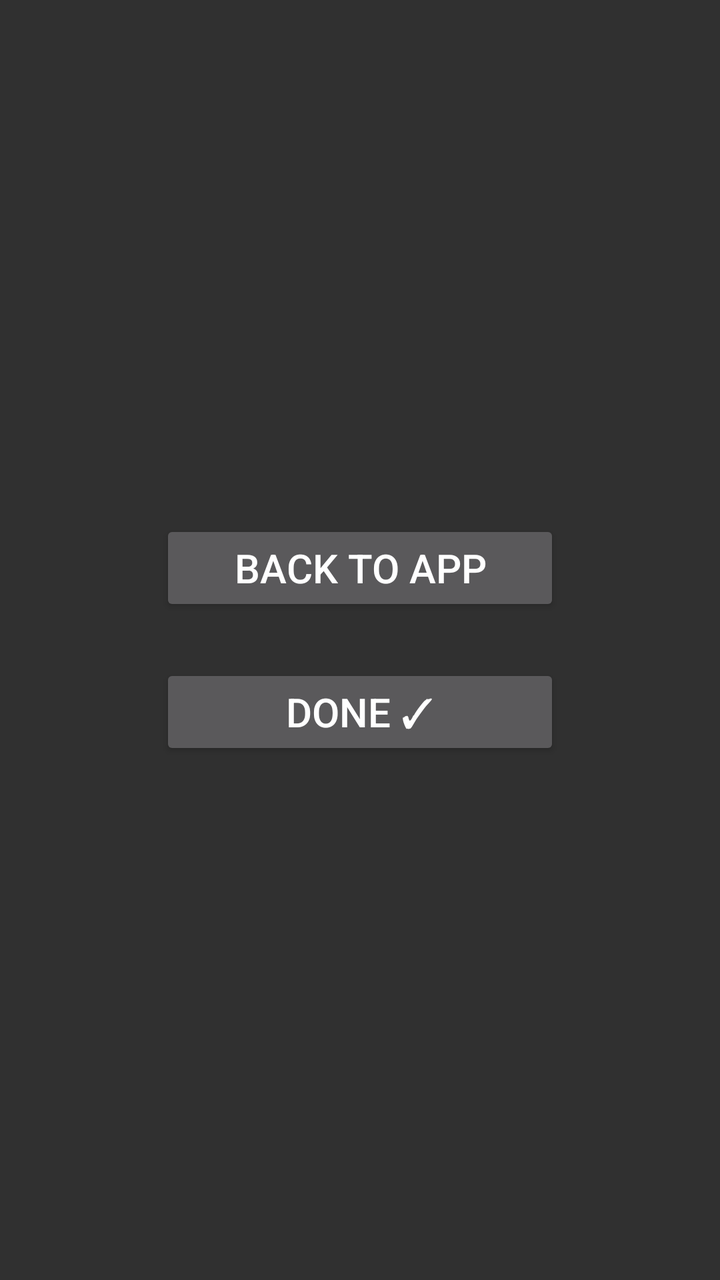
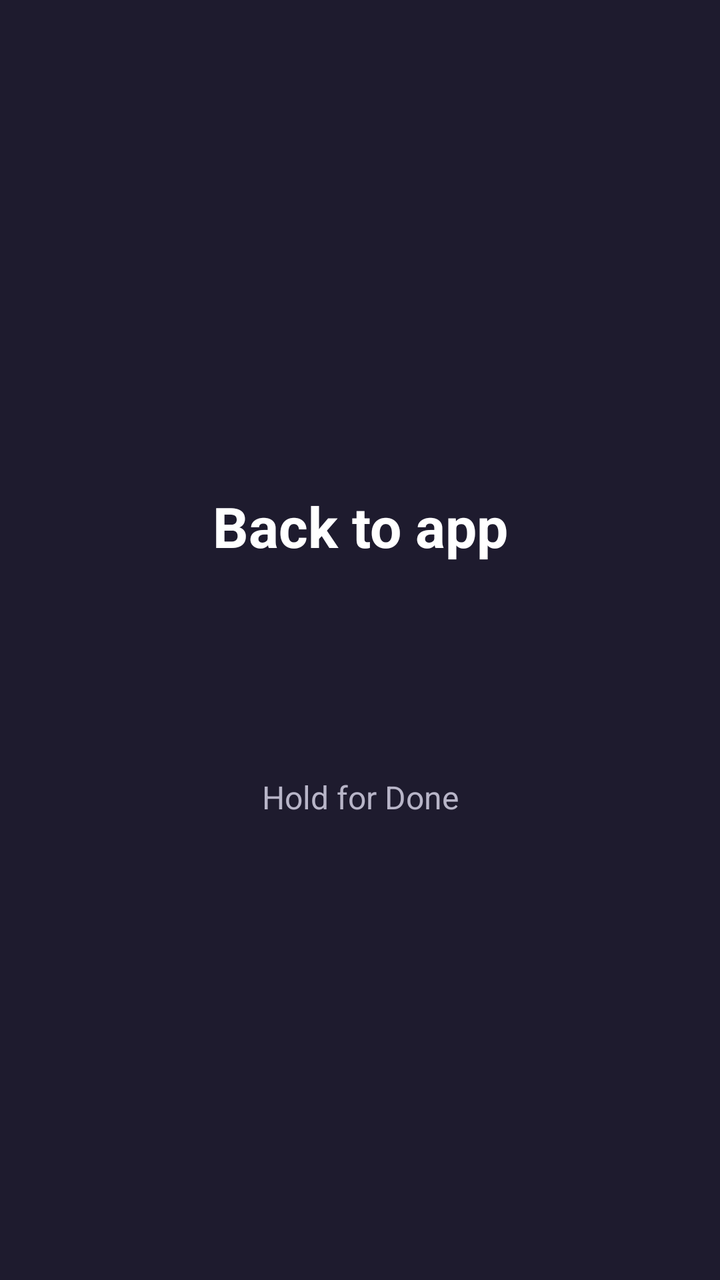

Compare the two renders of this Android layout. The source of the first and the diff that turns it into the second are given below.
<!-- AndroidManifest.xml: activity theme Theme.KidLock.Lock -->
<!-- res/layout/activity_lock.xml -->
<?xml version="1.0" encoding="utf-8"?>
<LinearLayout xmlns:android="http://schemas.android.com/apk/res/android"
    android:layout_width="match_parent"
    android:layout_height="match_parent"
    android:gravity="center"
    android:orientation="vertical"
    android:padding="32dp">

    <Button
        android:id="@+id/reopenButton"
        android:layout_width="wrap_content"
        android:layout_height="wrap_content"
        android:minWidth="200dp"
        android:text="Back to app"
        android:textSize="20sp" />

    <Button
        android:id="@+id/doneButton"
        android:layout_width="wrap_content"
        android:layout_height="wrap_content"
        android:layout_marginTop="24dp"
        android:minWidth="200dp"
        android:text="Done ✓"
        android:textSize="20sp" />
</LinearLayout>
<!-- resources referenced by this layout -->
<resources>
  <style name="Theme.KidLock.Lock" parent="Theme.AppCompat.NoActionBar">
          <item name="android:windowFullscreen">true</item>
      </style>
</resources>

<!-- the commit's change to res/layout/activity_lock.xml (unified diff, before → after) -->
@@ -2,24 +2,58 @@
 <LinearLayout xmlns:android="http://schemas.android.com/apk/res/android"
     android:layout_width="match_parent"
     android:layout_height="match_parent"
+    android:background="#1E1B2E"
     android:gravity="center"
     android:orientation="vertical"
     android:padding="32dp">
 
-    <Button
+    
+    <TextView
         android:id="@+id/reopenButton"
         android:layout_width="wrap_content"
         android:layout_height="wrap_content"
-        android:minWidth="200dp"
+        android:clickable="true"
+        android:focusable="true"
+        android:gravity="center"
+        android:minWidth="260dp"
+        android:paddingHorizontal="40dp"
+        android:paddingVertical="28dp"
         android:text="Back to app"
-        android:textSize="20sp" />
+        android:textColor="#FFFFFF"
+        android:textSize="28sp"
+        android:textStyle="bold" />
 
-    <Button
+    
+    <TextView
+        android:id="@+id/switchButton"
+        android:layout_width="wrap_content"
+        android:layout_height="wrap_content"
+        android:layout_marginTop="28dp"
+        android:clickable="true"
+        android:focusable="true"
+        android:gravity="center"
+        android:minWidth="220dp"
+        android:paddingHorizontal="28dp"
+        android:paddingVertical="18dp"
+        android:text="Switch app"
+        android:textColor="#FFFFFF"
+        android:textSize="20sp"
+        android:textStyle="bold"
+        android:visibility="gone" />
+
+    
+    <TextView
         android:id="@+id/doneButton"
         android:layout_width="wrap_content"
         android:layout_height="wrap_content"
-        android:layout_marginTop="24dp"
+        android:layout_marginTop="64dp"
+        android:clickable="true"
+        android:focusable="true"
+        android:gravity="center"
         android:minWidth="200dp"
-        android:text="Done ✓"
-        android:textSize="20sp" />
+        android:paddingHorizontal="24dp"
+        android:paddingVertical="14dp"
+        android:text="Hold for Done"
+        android:textColor="#B8B5C8"
+        android:textSize="16sp" />
 </LinearLayout>
